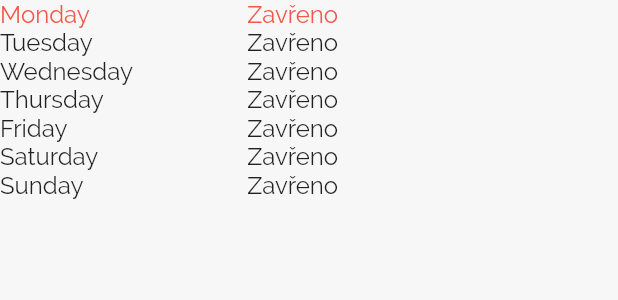
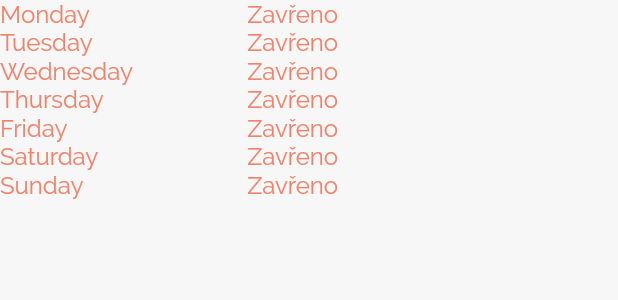
Before and after one commit to petrnymsa/coffee-time, a Flutter app: the OpeningHoursTable widget shown alone on an empty page, opened directly with empty values, on a phone screen of 412 x 824 dp. Shown: the top 300 px of the screen. Run offline on Flutter 3.47's test engine with Material 2 defaults, Android fonts, the phone set to English and light mode, and no system bars; our stand-ins replace equatable, font_awesome_flutter, google_maps_flutter, logger, page_indicator; statements that could not run were skipped.

Commit message:
polish detail

```diff
--- a/mobile/lib/presentation/screens/detail/widgets/comment_tile.dart
+++ b/mobile/lib/presentation/screens/detail/widgets/comment_tile.dart
@@ -56,7 +56,7 @@ class CommentTile extends StatelessWidget {
           padding: const EdgeInsets.symmetric(vertical: 4.0),
           child: Text(
             comment.content,
-            style: TextStyle(color: Colors.black),
+            style: TextStyle(color: Colors.black, fontSize: 16),
           ),
         ),
       ),
--- a/mobile/lib/presentation/screens/detail/widgets/opening_hours_table.dart
+++ b/mobile/lib/presentation/screens/detail/widgets/opening_hours_table.dart
@@ -28,19 +28,20 @@ class OpeningHoursTable extends StatelessWidget {
       final day = weekDays[i];
       final dayIndex = i + 1;
       final time = openingHours[i + 1]?.toString() ?? 'Zavřeno';
+      var color = Colors.black;
+      var weight = FontWeight.normal;
+      if (openingHours[i + 1] == null) {
+        color = Theme.of(context).accentColor;
+      } else if (today == dayIndex) {
+        color = Colors.cyan;
+        weight = FontWeight.bold;
+      }
+
       rows.add(TableRow(children: [
-        Text(
-          day,
-          style: today == dayIndex
-              ? TextStyle(fontSize: 16, color: Theme.of(context).primaryColor)
-              : TextStyle(fontSize: 16),
-        ),
-        Text(
-          time,
-          style: today == dayIndex
-              ? TextStyle(fontSize: 16, color: Theme.of(context).primaryColor)
-              : TextStyle(fontSize: 16),
-        ),
+        Text(day,
+            style: TextStyle(fontSize: 16, color: color, fontWeight: weight)),
+        Text(time,
+            style: TextStyle(fontSize: 16, color: color, fontWeight: weight)),
       ]));
     }
 
```
Also changed, not shown: mobile/lib/presentation/screens/detail/detail.dart (+12 -12 lines).
